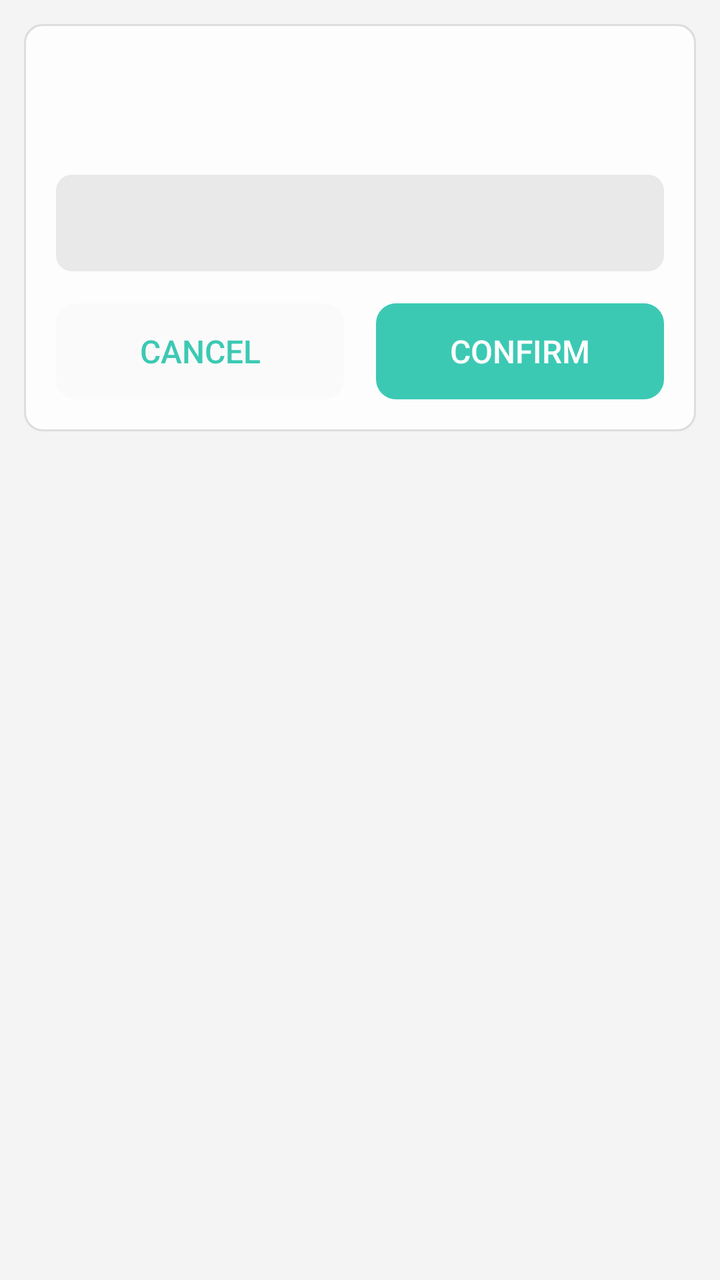
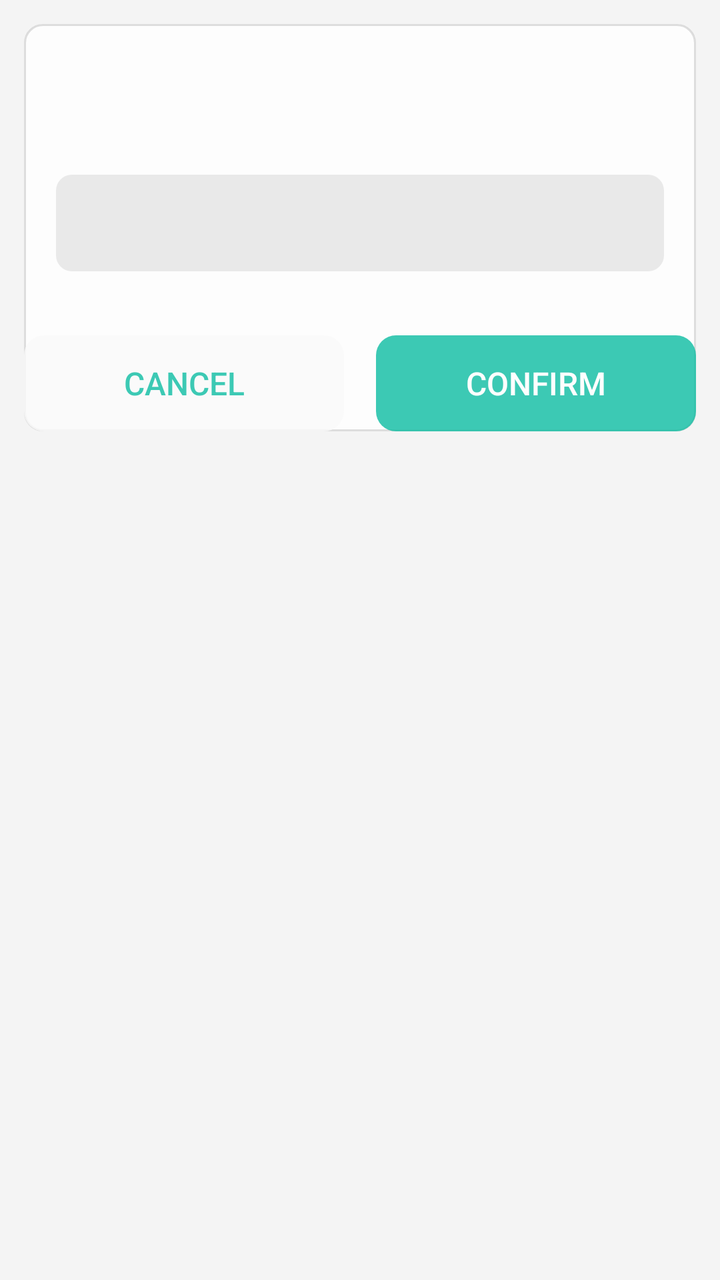

The first picture is an Android layout as it rendered before a commit; the second is the same layout after the commit. The layout source and the unified diff follow.
<!-- AndroidManifest.xml: application theme AppTheme -->
<!-- res/layout/kr_dialog_params_small.xml -->
<?xml version="1.0" encoding="utf-8"?>
<LinearLayout xmlns:android="http://schemas.android.com/apk/res/android"
    style="@style/dialogRoot"
    android:clickable="true"
    android:focusable="true"
    android:orientation="vertical"
    android:layout_width="match_parent"
    android:layout_height="wrap_content">

    <LinearLayout
        android:layout_width="match_parent"
        android:layout_height="wrap_content"
        android:background="@drawable/krscript_item_ripple_kon"
        android:orientation="vertical">

        <TextView
            android:id="@+id/title"
            style="@style/dialogTitle" />

        <TextView
            android:id="@+id/desc"
            style="@style/dialogDesc" />

        <TextView
            android:id="@+id/warn"
            style="@style/dialogWarn" />

        <TextView
            android:id="@+id/kr_rows"
            android:layout_width="match_parent"
            android:layout_height="wrap_content"
            android:layout_marginHorizontal="16dp"
            android:visibility="gone"
            style="@style/textSmall" />

        <ImageView
            android:id="@+id/kr_rows_photo"
            android:layout_width="match_parent"
            android:layout_height="wrap_content"
            android:layout_marginHorizontal="16dp"
            android:layout_marginTop="8dp"
            android:visibility="gone"
            android:scaleType="fitCenter"
            android:adjustViewBounds="true" />

        <FrameLayout
            android:id="@+id/kr_params_center"
            android:layout_marginTop="16dp"
            android:layout_marginHorizontal="16dp"
            android:layout_width="match_parent"
            android:layout_height="wrap_content"
            android:layout_gravity="center_vertical" />

        <LinearLayout
            android:layout_width="match_parent"
            android:layout_height="wrap_content"
            android:layout_marginBottom="16dp"
            android:layout_marginHorizontal="16dp"
            android:orientation="horizontal">

            <Button
                android:id="@id/btn_cancel"
                style="@style/dialogCancelBtn"
                android:text="@string/btn_cancel" />

            <Button
                android:id="@id/btn_confirm"
                style="@style/dialogConfirmBtn"
                android:text="@string/btn_confirm" />
        </LinearLayout>
    </LinearLayout>
</LinearLayout>
<!-- resources referenced by this layout -->
<resources>
  <string name="btn_cancel">Cancel</string>
  <string name="btn_confirm">Confirm</string>
  <style name="dialogCancelBtn" parent="dialogLargeBtn">
          <item name="android:layout_marginStart">0dp</item>
          <item name="android:background">@drawable/btn_bg_large_secondary</item>
      </style>
  <style name="dialogConfirmBtn" parent="dialogLargeBtn">
          <item name="android:textColor">#FFFFFF</item>
          <item name="android:background">@drawable/btn_bg_large</item>
      </style>
  <style name="dialogDesc" parent="@style/textSmall">
          <item name="android:paddingStart">16dp</item>
          <item name="android:paddingEnd">16dp</item>
          <item name="android:paddingTop">8dp</item>
          <item name="android:layout_width">match_parent</item>
          <item name="android:layout_height">wrap_content</item>
      </style>
  <style name="dialogRoot">
          <item name="android:layout_width">match_parent</item>
          <item name="android:layout_height">match_parent</item>
          <item name="android:orientation">vertical</item>
          <item name="android:padding">12dp</item>
      </style>
  <style name="dialogTitle" parent="@style/textTitle">
          <item name="android:paddingStart">16dp</item>
          <item name="android:paddingEnd">16dp</item>
          <item name="android:paddingTop">16dp</item>
          <item name="android:layout_width">match_parent</item>
          <item name="android:layout_height">wrap_content</item>
      </style>
  <style name="textSmall">
          <item name="android:textColor">?android:attr/textColorSecondary</item>
          <item name="android:textSize">12sp</item>
      </style>
  <style name="textTitle">
          <item name="android:textColor">?android:attr/textColorPrimary</item>
          <item name="android:textStyle">bold</item>
          <item name="android:textSize">14dp</item>
      </style>
  <!-- drawable in_card_item_inactive (drawable) -->
  <?xml version="1.0" encoding="utf-8"?>
  <shape xmlns:android="http://schemas.android.com/apk/res/android"
      android:shape="rectangle">
      <solid android:color="?attr/colorParse" />
      <corners android:radius="8dp" />
  </shape>
  <color name="colorPrimary">#64CDB6</color>
  <color name="colorPrimaryDark">#30C7B6</color>
  <color name="colorAccent">#0dbda2</color>
  <color name="colorParseDark">#20605f5f</color>
  <color name="colorPirmDark">#20000000</color>
  <color name="status_bg_light">@android:color/white</color>
  <color name="window_bg_light">#f4f4f4</color>
  <color name="cardBgLight">#CCFFFFFF</color>
  <!-- drawable seekbar_thumb (drawable) -->
  <?xml version="1.0" encoding="utf-8"?>
  <shape xmlns:android="http://schemas.android.com/apk/res/android">
      <solid android:color="@android:color/transparent" />
      <corners android:radius="10dp" />
      <size
          android:width="12dp"
          android:height="12dp" />
  </shape>
  <!-- drawable switch_track_disabled (drawable) -->
  <?xml version="1.0" encoding="utf-8"?>
  <shape xmlns:android="http://schemas.android.com/apk/res/android">
      <solid android:color="#22888888" />
      <corners android:radius="10dp" />
      <size android:width="66dp" android:height="20dp" />
  </shape>
  <!-- drawable switch_track_open (drawable) -->
  <?xml version="1.0" encoding="utf-8"?>
  <shape xmlns:android="http://schemas.android.com/apk/res/android">
      <solid android:color="?android:colorAccent" />
      <corners android:radius="10dp" />
      <size android:width="66dp" android:height="20dp" />
  </shape>
  <!-- drawable switch_track_close (drawable) -->
  <?xml version="1.0" encoding="utf-8"?>
  <shape xmlns:android="http://schemas.android.com/apk/res/android">
      <solid android:color="#44888888" />
      <corners android:radius="10dp" />
      <size android:width="66dp" android:height="20dp" />
  </shape>
  <!-- unchanged entries left out for length: 19 -->
</resources>

<!-- the commit's change to res/layout/kr_dialog_params_small.xml (unified diff, before → after) -->
@@ -54,8 +54,7 @@
         <LinearLayout
             android:layout_width="match_parent"
             android:layout_height="wrap_content"
-            android:layout_marginBottom="16dp"
-            android:layout_marginHorizontal="16dp"
+            android:layout_marginTop="16dp"
             android:orientation="horizontal">
 
             <Button
